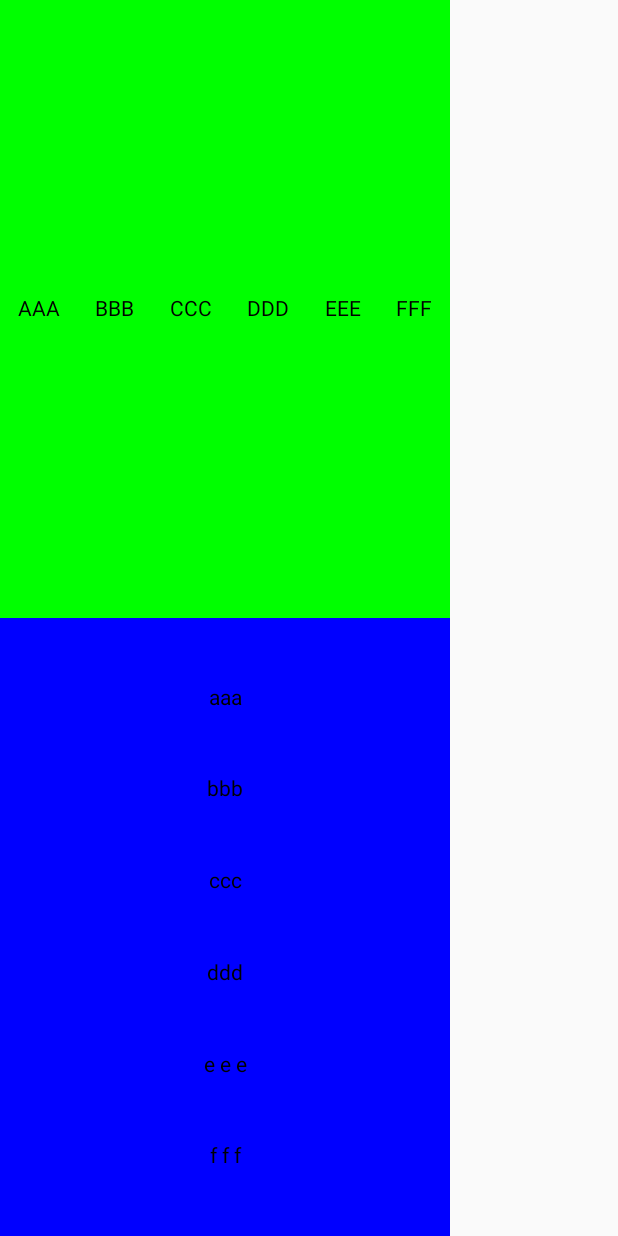
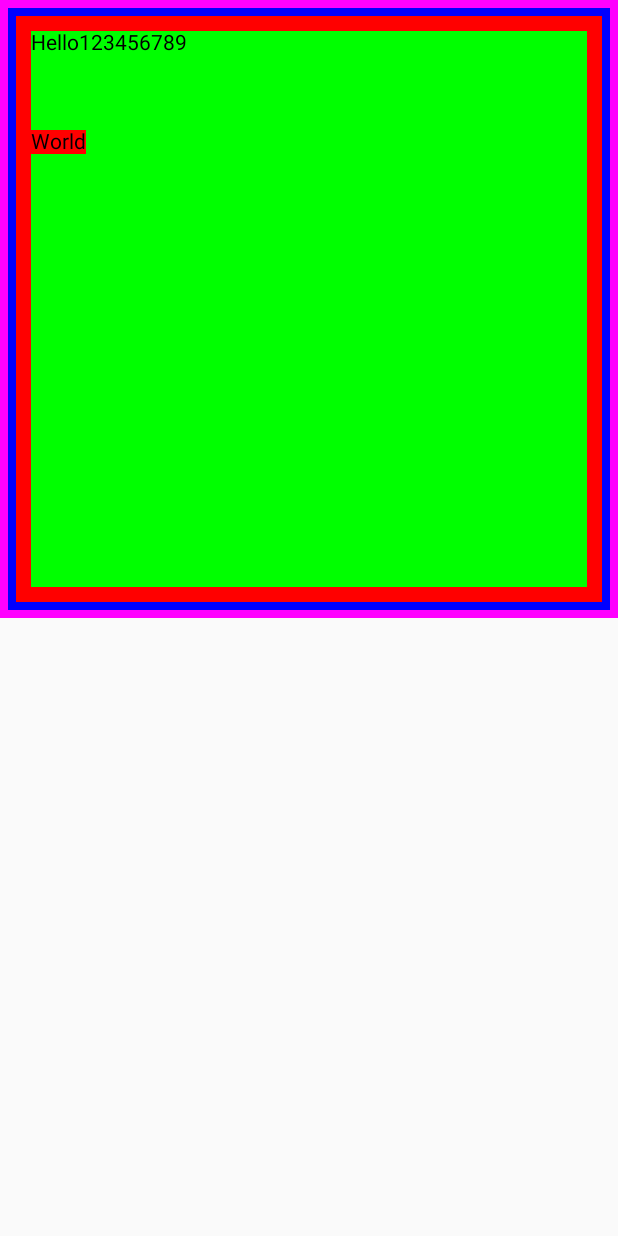
Before and after one commit to SargisKhlopuzyan/JetpackCompose, an Android app built with Jetpack Compose: the screen it shows after launch (MainActivity), on a phone screen of 412 x 824 dp. Run offline under Robolectric (Android 15) with nearby library versions, the phone set to English and light mode, and no system bars.

Commit message:
Modifiers - Android Jetpack Compose - Part 3

```diff
--- a/app/src/main/java/com/sargis/khlopuzyan/jetpackcompose/MainActivity.kt
+++ b/app/src/main/java/com/sargis/khlopuzyan/jetpackcompose/MainActivity.kt
@@ -4,6 +4,8 @@ import android.os.Bundle
 import androidx.activity.ComponentActivity
 import androidx.activity.compose.setContent
 import androidx.compose.foundation.background
+import androidx.compose.foundation.border
+import androidx.compose.foundation.clickable
 import androidx.compose.foundation.layout.*
 import androidx.compose.material.Text
 import androidx.compose.runtime.Composable
@@ -35,14 +37,39 @@ fun DefaultPreview() {
 @Composable
 fun previewContent() {
     Column(
-        horizontalAlignment = Alignment.CenterHorizontally,
+//        horizontalAlignment = Alignment.CenterHorizontally,
         modifier = Modifier
-            .width(300.dp)
-            .fillMaxSize()
-//            .width(100.dp)
+            .background(Color.Green)
+            .fillMaxHeight(0.5f)
+            .fillMaxWidth()
+//            .width(600.dp)
+//            .requiredWidth(600.dp)
+//            .padding(top = 50.dp)
+            .border(5.dp, Color.Magenta)
+            .padding(5.dp)
+            .border(5.dp, Color.Blue)
+            .padding(5.dp)
+            .border(10.dp, Color.Red)
+            .padding(10.dp)
+
     ) {
-        funRow()
-        funColumn()
+        Text(
+            text = "Hello123456789",
+            modifier = Modifier
+//                .offset(0.dp, 20.dp)
+                .clickable {
+
+                }
+        )
+
+        Spacer(modifier = Modifier.height(50.dp))
+
+        Text(
+
+            modifier = Modifier
+                .background(color = Color.Red),
+            text = "World"
+        )
     }
 }
 
```
